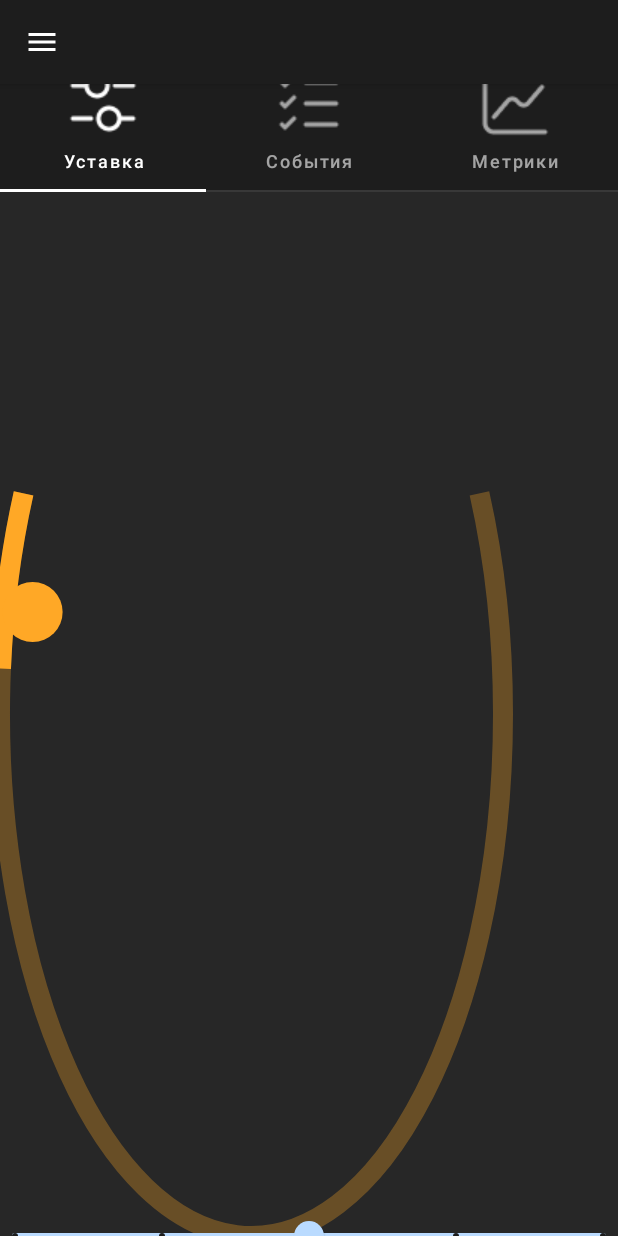
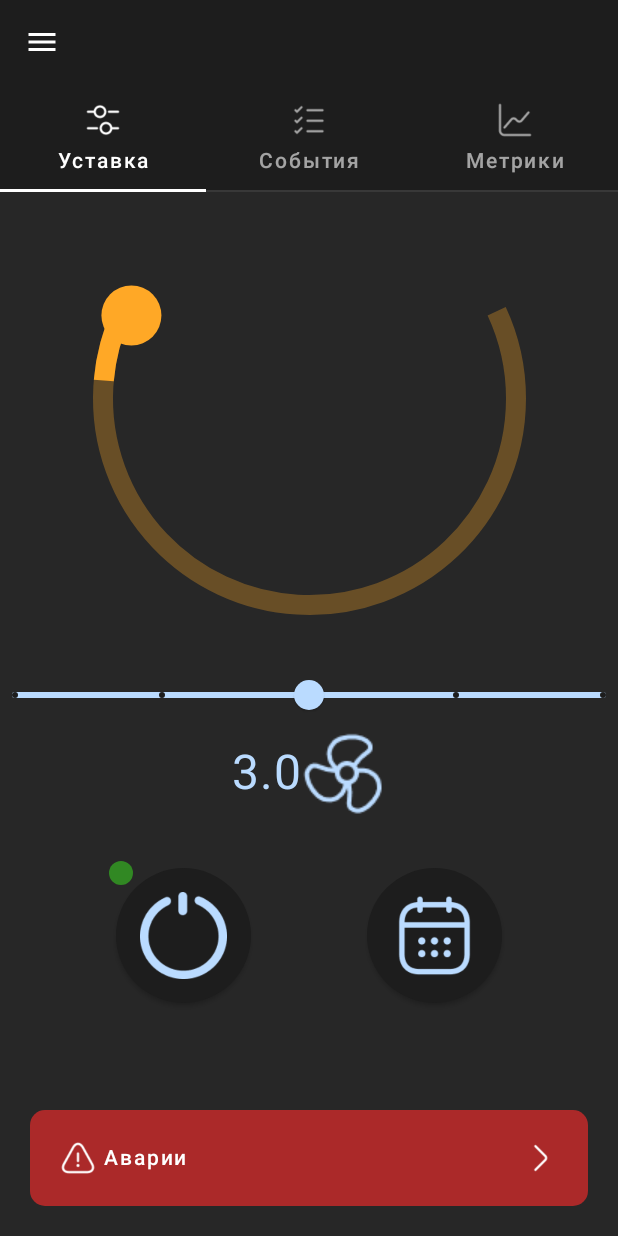
Before and after one commit to VopRos-ZP/CityronCompose, an Android app built with Jetpack Compose: the composable M3TabsScreen shown on its own in the app's theme, on a phone screen of 412 x 824 dp. Run offline under Robolectric (Android 15) with nearby library versions, the phone set to English and light mode, and no system bars; our stand-ins replace Dagger/Hilt's generated code; network calls fail.

Commit message:
Добавление экрана уставки и списка аварий

```diff
--- a/app/src/main/java/ru/cityron/data/repository/M3RepositoryImpl.kt
+++ b/app/src/main/java/ru/cityron/data/repository/M3RepositoryImpl.kt
@@ -19,6 +19,8 @@ import ru.cityron.domain.model.m3.M3State
 import ru.cityron.domain.model.m3.M3Static
 import ru.cityron.domain.repository.M3Repository
 import ru.cityron.domain.repository.NetworkRepository
+import ru.cityron.domain.utils.Path.JSON_STATE
+import ru.cityron.domain.utils.Path.JSON_STATIC
 import javax.inject.Inject
 
 class M3RepositoryImpl @Inject constructor(
@@ -28,7 +30,7 @@ class M3RepositoryImpl @Inject constructor(
     private val coroutineScope = CoroutineScope(Dispatchers.IO)
 
     override val state: Flow<M3State> = flow {
-        sendRequests<JsonState<M3State>, M3State>("static") { state }
+        sendRequests<JsonState<M3State>, M3State>(JSON_STATE) { state }
     }.stateIn(
         scope = coroutineScope,
         started = SharingStarted.Lazily,
@@ -36,7 +38,7 @@ class M3RepositoryImpl @Inject constructor(
     )
 
     override val static: Flow<M3Static> = flow {
-        sendRequests<JsonStatic<M3Static>, M3Static>("static") { static }
+        sendRequests<JsonStatic<M3Static>, M3Static>(JSON_STATIC) { static }
     }.stateIn(
         scope = coroutineScope,
         started = SharingStarted.Lazily,
@@ -61,8 +63,10 @@ class M3RepositoryImpl @Inject constructor(
 
     private suspend inline fun <reified T, R> FlowCollector<R>.sendRequests(path: String, transform: T.() -> R) {
         while (true) {
-            val result = fromJson<T>(networkRepository.get(path)).transform()
-            emit(result)
+            try {
+                val result = fromJson<T>(networkRepository.get(path)).transform()
+                emit(result)
+            } catch (_: Exception) {}
             delay(1000)
         }
     }
--- a/app/src/main/java/ru/cityron/domain/utils/Utils.kt
+++ b/app/src/main/java/ru/cityron/domain/utils/Utils.kt
@@ -1,3 +1,6 @@
 package ru.cityron.domain.utils
 
+
 fun Boolean.toInt() = if (this) 1 else 0
+
+fun utilsBitGet(num: Int, bit: Int): Boolean = num.and(1.shl(bit)) != 0
--- a/app/src/main/java/ru/cityron/presentation/components/HTabRow.kt
+++ b/app/src/main/java/ru/cityron/presentation/components/HTabRow.kt
@@ -1,6 +1,7 @@
 package ru.cityron.presentation.components
 
 import androidx.compose.foundation.ExperimentalFoundationApi
+import androidx.compose.foundation.layout.size
 import androidx.compose.foundation.pager.PagerState
 import androidx.compose.material.Icon
 import androidx.compose.material.MaterialTheme
@@ -9,8 +10,9 @@ import androidx.compose.material.TabRow
 import androidx.compose.material.Text
 import androidx.compose.runtime.Composable
 import androidx.compose.runtime.rememberCoroutineScope
+import androidx.compose.ui.Modifier
 import androidx.compose.ui.res.painterResource
-import androidx.compose.ui.unit.sp
+import androidx.compose.ui.unit.dp
 import kotlinx.coroutines.launch
 
 @OptIn(ExperimentalFoundationApi::class)
@@ -29,10 +31,11 @@ fun HTabRow(
                 icon = {
                     Icon(
                         painter = painterResource(id = tab.icon),
-                        contentDescription = null
+                        contentDescription = null,
+                        modifier = Modifier.size(24.dp)
                     )
                 },
-                text = { Text(text = tab.title, fontSize = 12.sp) },
+                text = { Text(text = tab.title) },
                 selected = pagerState.currentPage == i,
                 onClick = { scope.launch { pagerState.animateScrollToPage(i) } }
             )
--- a/app/src/main/java/ru/cityron/presentation/components/Toolbar.kt
+++ b/app/src/main/java/ru/cityron/presentation/components/Toolbar.kt
@@ -11,6 +11,7 @@ import androidx.compose.material.icons.automirrored.filled.ArrowBack
 import androidx.compose.material.icons.filled.Menu
 import androidx.compose.runtime.Composable
 import androidx.compose.ui.graphics.vector.ImageVector
+import androidx.compose.ui.unit.dp
 
 @Composable
 fun DrawerTopBar(
@@ -53,6 +54,7 @@ private fun ToolBar(
                     tint = MaterialTheme.colors.onBackground
                 )
             }
-        }
+        },
+        elevation = 0.dp
     )
 }
--- a/app/src/main/java/ru/cityron/presentation/navigation/graph/RootNavGraph.kt
+++ b/app/src/main/java/ru/cityron/presentation/navigation/graph/RootNavGraph.kt
@@ -16,6 +16,7 @@ fun RootNavGraph(
     onBack: () -> Unit,
     onAddClick: (Controller) -> Unit,
     onCustomClick: () -> Unit,
+    onAlertsClick: () -> Unit
 ) {
     NavHost(
         navController = navHostController,
@@ -33,7 +34,8 @@ fun RootNavGraph(
                 m3NavGraph(
                     route = controller.name,
                     onDrawer = onDrawer,
-                    onBack = onBack
+                    onBack = onBack,
+                    onAlertsClick = onAlertsClick
                 )
             }
         }
--- a/app/src/main/java/ru/cityron/presentation/screens/m3tabs/M3TabsScreen.kt
+++ b/app/src/main/java/ru/cityron/presentation/screens/m3tabs/M3TabsScreen.kt
@@ -1,18 +1,31 @@
 package ru.cityron.presentation.screens.m3tabs
 
+import androidx.compose.animation.AnimatedContent
+import androidx.compose.animation.AnimatedVisibility
 import androidx.compose.foundation.Canvas
 import androidx.compose.foundation.ExperimentalFoundationApi
+import androidx.compose.foundation.background
 import androidx.compose.foundation.gestures.detectTapGestures
 import androidx.compose.foundation.layout.Arrangement
 import androidx.compose.foundation.layout.Box
 import androidx.compose.foundation.layout.Column
+import androidx.compose.foundation.layout.PaddingValues
 import androidx.compose.foundation.layout.Row
+import androidx.compose.foundation.layout.Spacer
 import androidx.compose.foundation.layout.fillMaxSize
 import androidx.compose.foundation.layout.fillMaxWidth
+import androidx.compose.foundation.layout.height
+import androidx.compose.foundation.layout.offset
+import androidx.compose.foundation.layout.padding
+import androidx.compose.foundation.layout.size
 import androidx.compose.foundation.layout.width
 import androidx.compose.foundation.pager.HorizontalPager
 import androidx.compose.foundation.pager.rememberPagerState
+import androidx.compose.foundation.shape.RoundedCornerShape
+import androidx.compose.material.Button
+import androidx.compose.material.ButtonDefaults
 import androidx.compose.material.Icon
+import androidx.compose.material.IconButton
 import androidx.compose.material.MaterialTheme
 import androidx.compose.material.Slider
 import androidx.compose.material.SliderDefaults
@@ -45,23 +58,29 @@ import ru.cityron.presentation.components.TabWithPage
 import ru.cityron.presentation.components.Thermostat
 import ru.cityron.presentation.screens.events.EventsScreen
 import ru.cityron.presentation.screens.metrics.MetricsScreen
+import ru.cityron.ui.theme.Green
 
 @Composable
 fun M3TabsScreen(
     onClick: () -> Unit,
+    onAlertsClick: ()  -> Unit,
     viewModel: M3ViewModel = hiltViewModel()
 ) {
     val pair by viewModel.controller.collectAsState()
     DrawerScaffold(title = pair?.first?.name ?: "", onClick = onClick) {
-        M3TabsScreenContent()
+        M3TabsScreenContent(
+            onAlertsClick = onAlertsClick
+        )
     }
 }
 
 @OptIn(ExperimentalFoundationApi::class)
 @Composable
-private fun M3TabsScreenContent() {
+private fun M3TabsScreenContent(
+    onAlertsClick: () -> Unit
+) {
     val pages = listOf(
-        TabWithPage("Уставка", R.drawable.temp) { M3TempScreen() },
+        TabWithPage("Уставка", R.drawable.temp) { M3TempScreen(onAlertsClick) },
         TabWithPage("События", R.drawable.task) { EventsScreen() },
         TabWithPage("Метрики", R.drawable.metrics) { MetricsScreen() },
     )
@@ -80,13 +99,25 @@ private fun M3TabsScreenContent() {
 }
 
 @Composable
-private fun M3TempScreen() {
+private fun M3TempScreen(
+    onAlertsClick: () -> Unit
+) {
     val viewModel: M3ViewModel = hiltViewModel()
     val state by viewModel.state.collectAsState()
     var fan by remember { mutableFloatStateOf(3f) }
+    val statusOffset = (-5).dp
 
-    Column {
-        Thermostat(initValue = 224)
+    Column(
+        modifier = Modifier
+            .fillMaxSize()
+            .padding(bottom = 20.dp),
+        horizontalAlignment = Alignment.CenterHorizontally,
+        verticalArrangement = Arrangement.SpaceBetween
+    ) {
+        Thermostat(
+            modifier = Modifier.size(275.dp),
+            initValue = 224
+        )
         Column {
             Slider(
                 modifier = Modifier.fillMaxWidth(),
@@ -117,6 +148,91 @@ private fun M3TempScreen() {
                     painter = painterResource(id = R.drawable.fan),
                     contentDescription = null,
                     tint = MaterialTheme.colors.primaryVariant
+                )
+            }
+        }
+        Row(
+            modifier = Modifier.fillMaxWidth(),
+            horizontalArrangement = Arrangement.SpaceEvenly
+        ) {
+
+            Box {
+                Box(
+                    modifier = Modifier
+                        .size(16.dp)
+                        .offset(statusOffset, statusOffset)
+                        .background(
+                            color = Green,
+                            shape = RoundedCornerShape(percent = 100)
+                        )
+                )
+                Button(
+                    shape = RoundedCornerShape(percent = 100),
+                    modifier = Modifier.size(90.dp),
+                    onClick = { /*TODO*/ }
+                ) {
+                    Icon(
+                        painter = painterResource(id = R.drawable.on_off),
+                        contentDescription = null,
+                        modifier = Modifier.fillMaxSize(),
+                        tint = MaterialTheme.colors.primaryVariant
+                    )
+                }
+            }
+            Button(
+                shape = RoundedCornerShape(percent = 100),
+                modifier = Modifier.size(90.dp),
+                onClick = { /*TODO*/ }
+            ) {
+                Icon(
+                    painter = painterResource(id = R.drawable.calendar),
+                    contentDescription = null,
+                    modifier = Modifier.fillMaxSize(),
+                    tint = MaterialTheme.colors.primaryVariant
+                )
+            }
+        }
+        AnimatedVisibility(visible = fan == 3f) {
+
+        }
+        AnimatedContent(targetState = fan, label = "") {
+            val isShow = it == 3f
+            val (bg, content) = when (isShow) {
+                true -> MaterialTheme.colors.error to MaterialTheme.colors.onBackground
+                else -> MaterialTheme.colors.background to Color.Transparent
+            }
+            Button(
+                modifier = Modifier
+                    .fillMaxWidth()
+                    .padding(horizontal = 20.dp),
+                onClick = onAlertsClick,
+                enabled = isShow,
+                colors = ButtonDefaults.buttonColors(
+                    backgroundColor = bg,
+                    contentColor = content,
+                    disabledContentColor = content,
+                    disabledBackgroundColor = bg
+                ),
+                contentPadding = PaddingValues(20.dp),
+                shape = RoundedCornerShape(10.dp),
+                elevation = ButtonDefaults.elevation(defaultElevation = 0.dp)
+            ) {
+                Row(
+                    horizontalArrangement = Arrangement.spacedBy(5.dp),
+                    verticalAlignment = Alignment.CenterVertically
+                ) {
+                    Icon(
+                        painter = painterResource(id = R.drawable.danger),
+                        contentDescription = null,
+                        modifier = Modifier.size(24.dp)
+                    )
+                    Text(text = "Аварии")
+                }
+                Spacer(modifier = Modifier.weight(1f))
+                Icon(
+                    painter = painterResource(id = R.drawable.arrow),
+                    contentDescription = null,
+                    modifier = Modifier.size(24.dp)
                 )
             }
         }
--- a/app/src/main/java/ru/cityron/presentation/screens/m3temp/M3TempScreen.kt
+++ b/app/src/main/java/ru/cityron/presentation/screens/m3temp/M3TempScreen.kt
@@ -9,6 +9,6 @@ import ru.cityron.presentation.components.Thermostat
 @Composable
 fun M3TempScreen() {
     Box(modifier = Modifier.fillMaxSize()) {
-        Thermostat(224)
+
     }
 }
--- a/app/src/main/java/ru/cityron/presentation/screens/root/RootScreen.kt
+++ b/app/src/main/java/ru/cityron/presentation/screens/root/RootScreen.kt
@@ -113,7 +113,8 @@ fun RootScreen() {
             onDrawer = { scope.launch { drawerState.open() } },
             onBack = { navigationState.navigateUp() },
             onAddClick = { navigationState.navigate(Screen.AddController.route) },
-            onCustomClick = { navigationState.navigate(Screen.AddCustom.route) }
+            onCustomClick = { navigationState.navigate(Screen.AddCustom.route) },
+            onAlertsClick = { navigationState.navigate(Screen.Alerts.route) }
         )
     }
     LaunchedEffect(Unit) {
--- a/app/src/main/java/ru/cityron/ui/theme/Theme.kt
+++ b/app/src/main/java/ru/cityron/ui/theme/Theme.kt
@@ -38,7 +38,8 @@ private val DarkColorScheme = darkColors(
     primaryVariant = Blue,
     secondary = Orange,
     background = Grey,
-    onPrimary = Color.White
+    onPrimary = Color.White,
+    error = Red
 )
 
 // Если будет светлая тема
```
Also changed, not shown: app/src/main/java/ru/cityron/presentation/navigation/graph/M3NavGraph.kt (+9 -3 lines), app/src/main/java/ru/cityron/presentation/screens/alerts/AlertsScreen.kt (added, +57 -0 lines), app/src/main/java/ru/cityron/presentation/screens/alerts/AlertsViewModel.kt (added, +42 -0 lines), app/src/main/res/drawable/arrow.png (added), app/src/main/res/drawable/calendar.png (added), app/src/main/res/drawable/danger.png (added), app/src/main/res/drawable/on_off.png (added).
